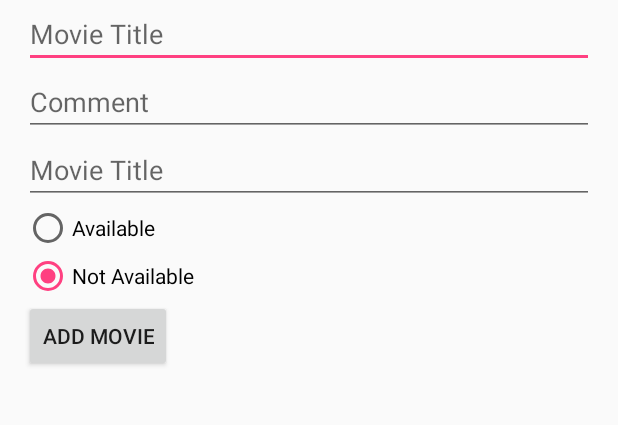
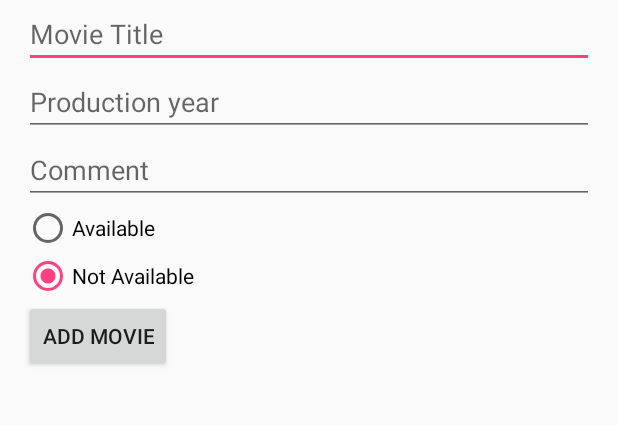
Before and after one commit to gabrysgab/MovieRent, an Android app: the screen it shows after launch (MainActivity), after a tap on "ADD MOVIE", on a phone screen of 412 x 824 dp, the part 137-562 px from its top. Run offline under Robolectric (Android 15) with nearby library versions, the phone set to English and light mode, and no system bars; our stand-ins replace ButterKnife; libraries missing offline, so code that uses them is left out: com.j256.ormlite; 4 statements that could not run were skipped; 2 other taps on this screen came first.

Commit message:
adding movies to the database

```diff
--- a/app/src/main/java/com/mgabrynowicz/movierent/MainActivity.java
+++ b/app/src/main/java/com/mgabrynowicz/movierent/MainActivity.java
@@ -3,7 +3,10 @@ package com.mgabrynowicz.movierent;
 import android.os.Bundle;
 import android.support.v7.app.AppCompatActivity;
 import android.view.View;
+import android.widget.ArrayAdapter;
 import android.widget.EditText;
+import android.widget.ListAdapter;
+import android.widget.ListView;
 import android.widget.RadioButton;
 
 import com.j256.ormlite.android.apptools.OpenHelperManager;
@@ -12,6 +15,8 @@ import com.mgabrynowicz.movierent.Model.Movie;
 import com.mgabrynowicz.movierent.Model.MovieDbHelper;
 
 import java.sql.SQLException;
+import java.util.ArrayList;
+import java.util.List;
 
 import butterknife.BindView;
 import butterknife.ButterKnife;
@@ -26,15 +31,19 @@ public class MainActivity extends AppCompatActivity {
     RadioButton notAvailable;
 
     @BindView(R.id.titleEditText)
-    EditText titlEditText;
+    EditText titleEditText;
 
-    @BindView(R.id.plotEditText)
-    EditText plotEditText;
+    @BindView(R.id.commentEditText)
+    EditText commentEditText;
 
     @BindView(R.id.productionYearEditText)
     EditText productionYearEditText;
 
-    private boolean isAvailable;
+    @BindView(R.id.moviesListView)
+    ListView moviesListView;
+
+    private boolean isAvailable = true;
+    private Dao<Movie, Long> movieDao;
 
 
 
@@ -46,11 +55,17 @@ public class MainActivity extends AppCompatActivity {
 
         MovieDbHelper movieDbHelper = OpenHelperManager.getHelper(this, MovieDbHelper.class);
 
+
+
         try {
-            Dao<Movie, Long> movieDao = movieDbHelper.getDao(Movie.class);
+            movieDao = movieDbHelper.getDao(Movie.class);
+
         } catch (SQLException e) {
             e.printStackTrace();
         }
+        refreshTask();
+
+
 
 
     }
@@ -80,11 +95,48 @@ public class MainActivity extends AppCompatActivity {
     @OnClick(R.id.add_movie_button)
     public void addMovie() {
 
+        String title = titleEditText.getText().toString();
+        String comment = commentEditText.getText().toString();
+        String productionYear = productionYearEditText.getText().toString();
+        Movie tmpMovie = new Movie(title, comment, productionYear, isAvailable);
+        try {
+            movieDao.create(tmpMovie);
+            refreshTask();
+        } catch (SQLException e) {
+            e.printStackTrace();
+        }
 
 
+    }
+
+    private void refreshTask() {
+
+        try {
+            List<Movie> moviesList = movieDao.queryForAll();
+            List<String> values = getTextFromMovies(moviesList);
+            ListAdapter adapter = new ArrayAdapter<String>(this, android.R.layout.simple_list_item_1, values);
+            moviesListView.setAdapter(adapter);
+        } catch (SQLException e) {
+            e.printStackTrace();
+        }
+
+    }
+
+    public List<String> getTextFromMovies(List<Movie> moviesList) {
+
+        List<String> values = new ArrayList<>();
+
+        for(Movie tmpMovie : moviesList) {
+
+            values.add(tmpMovie.toString());
+        }
+
+        return values;
 
 
 
 
     }
+
+
 }
--- a/app/src/main/res/layout/activity_main.xml
+++ b/app/src/main/res/layout/activity_main.xml
@@ -25,18 +25,19 @@
     <EditText
         android:layout_width="match_parent"
         android:layout_height="wrap_content"
-        android:hint="Comment"
+        android:hint="Production year"
         android:id="@+id/productionYearEditText"/>
     <EditText
         android:layout_width="match_parent"
         android:layout_height="wrap_content"
-        android:hint="Movie Title"
-        android:id="@+id/plotEditText"/>
+        android:hint="Comment"
+        android:id="@+id/commentEditText"/>
 
     <RadioGroup xmlns:android="http://schemas.android.com/apk/res/android"
         android:layout_width="fill_parent"
         android:layout_height="wrap_content"
-        android:orientation="vertical">
+        android:orientation="vertical"
+        android:checkedButton="@+id/available">
         <RadioButton android:id="@+id/available"
             android:layout_width="wrap_content"
             android:layout_height="wrap_content"
```
Also changed, not shown: app/src/main/java/com/mgabrynowicz/movierent/Model/Movie.java (+13 -2 lines).
